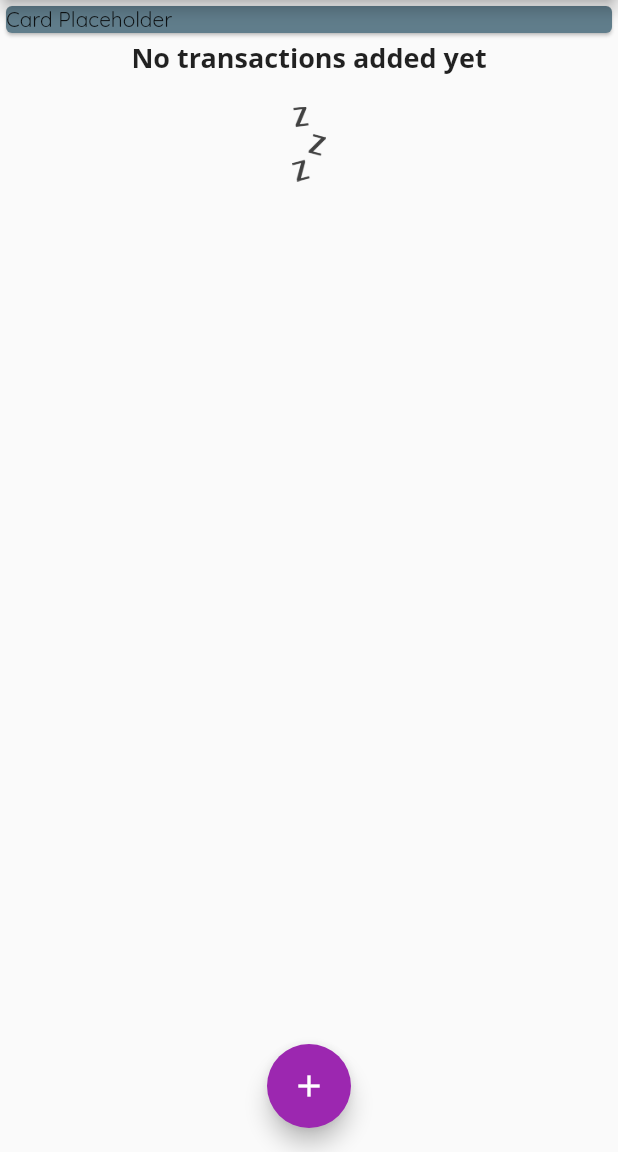
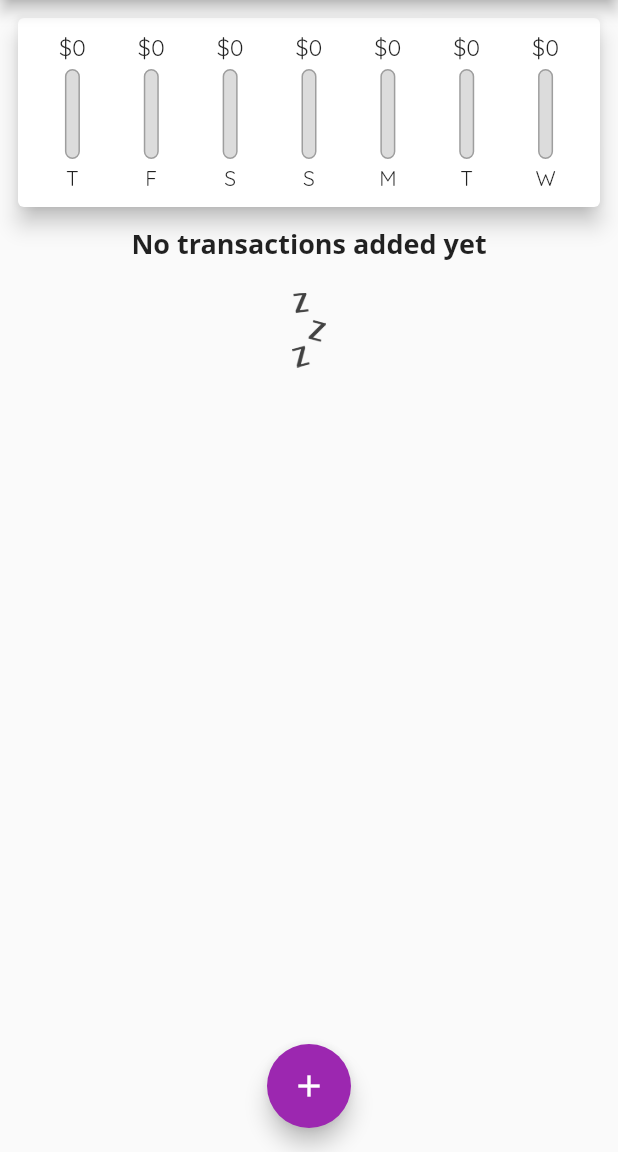
Before and after one commit to p-golba/personal_expenses, a Flutter app: the screen it shows after launch, on a phone screen of 412 x 824 dp, the part 84-1236 px from its top. Run offline on Flutter 3.47's test engine with Material 2 defaults, Android fonts, the phone set to English and light mode, and no system bars; Roboto replaces fonts that are missing (Open Sans).

Commit message:
added chart bar and date picker

```diff
--- a/lib/main.dart
+++ b/lib/main.dart
@@ -4,7 +4,6 @@ import './widgets/transaction_list.dart';
 import './widgets/new_transaction.dart';
 import './widgets/chart.dart';
 import './models/transaction.dart';
-
 
 void main() => runApp(const MyApp());
 
@@ -64,9 +63,13 @@ class _MyHomePageState extends State<MyHomePage> {
     // ),
   ];
 
-  // List<Transaction> get _recentTransactions{
-  //   return _userTransactions.where((element) => false);
-  // }
+  List<Transaction> get _recentTransactions {
+    return _userTransactions.where((tx) {
+      return tx.date.isAfter(DateTime.now().subtract(
+        const Duration(days: 7),
+      ));
+    }).toList();
+  }
 
   void _addNewTransaction(String txTitle, double txAmount) {
     final newTx = Transaction(
@@ -111,13 +114,7 @@ class _MyHomePageState extends State<MyHomePage> {
             mainAxisAlignment: MainAxisAlignment.start,
             crossAxisAlignment: CrossAxisAlignment.stretch,
             children: [
-              const SizedBox(
-                width: double.infinity,
-                child: Card(
-                  color: Colors.blueGrey,
-                  child: Text('Card Placeholder'),
-                ),
-              ),
+              Chart(_recentTransactions),
               TransactionList(_userTransactions),
             ]),
       ),
--- a/lib/widgets/chart.dart
+++ b/lib/widgets/chart.dart
@@ -2,6 +2,7 @@ import 'package:flutter/material.dart';
 import 'package:intl/intl.dart';
 
 import '../models/transaction.dart';
+import './chart_bar.dart';
 
 class Chart extends StatelessWidget {
   final List<Transaction> recentTransaction;
@@ -22,9 +23,15 @@ class Chart extends StatelessWidget {
         }
       }
       return {
-        'day': DateFormat.E(weekDay),
+        'day': DateFormat.E().format(weekDay).substring(0, 1),
         'amount': totalSum,
       };
+    }).reversed.toList();
+  }
+
+  double get totalSpending {
+    return groupedTransactionValues.fold(0.0, (sum, item) {
+      return sum + (item['amount'] as double);
     });
   }
 
@@ -32,10 +39,22 @@ class Chart extends StatelessWidget {
   Widget build(BuildContext context) {
     return Card(
       elevation: 6,
-      margin: const EdgeInsets.all(6),
-      child: Row(
-        children: [
-        ],
+      margin: const EdgeInsets.all(12),
+      child: Padding(
+        padding: const EdgeInsets.all(10),
+        child: Row(
+          mainAxisAlignment: MainAxisAlignment.spaceAround,
+          children: groupedTransactionValues.map((groupedTx) {
+            return Flexible(
+              fit: FlexFit.tight,
+              child: ChartBar(
+                (groupedTx['day'] as String),
+                (groupedTx['amount'] as double),
+                totalSpending == 0.0 ? 0.0 : (groupedTx['amount'] as double) / totalSpending,
+              ),
+            );
+          }).toList(),
+        ),
       ),
     );
   }
--- /dev/null
+++ b/lib/widgets/chart_bar.dart
@@ -0,0 +1,58 @@
+import 'package:flutter/material.dart';
+
+class ChartBar extends StatelessWidget {
+  final String label;
+  final double spendingAmount;
+  final double spendingProcent;
+
+  const ChartBar(this.label, this.spendingAmount, this.spendingProcent,
+      {super.key});
+
+  @override
+  Widget build(BuildContext context) {
+    return Column(
+      children: [
+        SizedBox(
+          height: 20,
+          child: FittedBox(
+            child: Text('\$${spendingAmount.toStringAsFixed(0)}'),
+          ),
+        ),
+        const SizedBox(
+          height: 4,
+        ),
+        SizedBox(
+          height: 60,
+          width: 10,
+          child: Stack(
+            children: [
+              Container(
+                decoration: BoxDecoration(
+                  border: Border.all(
+                    color: Colors.grey,
+                    width: 1.0,
+                  ),
+                  color: const Color.fromRGBO(220, 220, 220, 1),
+                  borderRadius: BorderRadius.circular(10),
+                ),
+              ),
+              FractionallySizedBox(
+                heightFactor: spendingProcent,
+                child: Container(
+                  decoration: BoxDecoration(
+                    color: Theme.of(context).primaryColor,
+                    borderRadius: BorderRadius.circular(10),
+                  ),
+                ),
+              )
+            ],
+          ),
+        ),
+        const SizedBox(
+          height: 4,
+        ),
+        Text(label),
+      ],
+    );
+  }
+}
```
Also changed, not shown: lib/widgets/new_transaction.dart (+50 -15 lines), lib/widgets/transaction_list.dart (+23 -36 lines).
